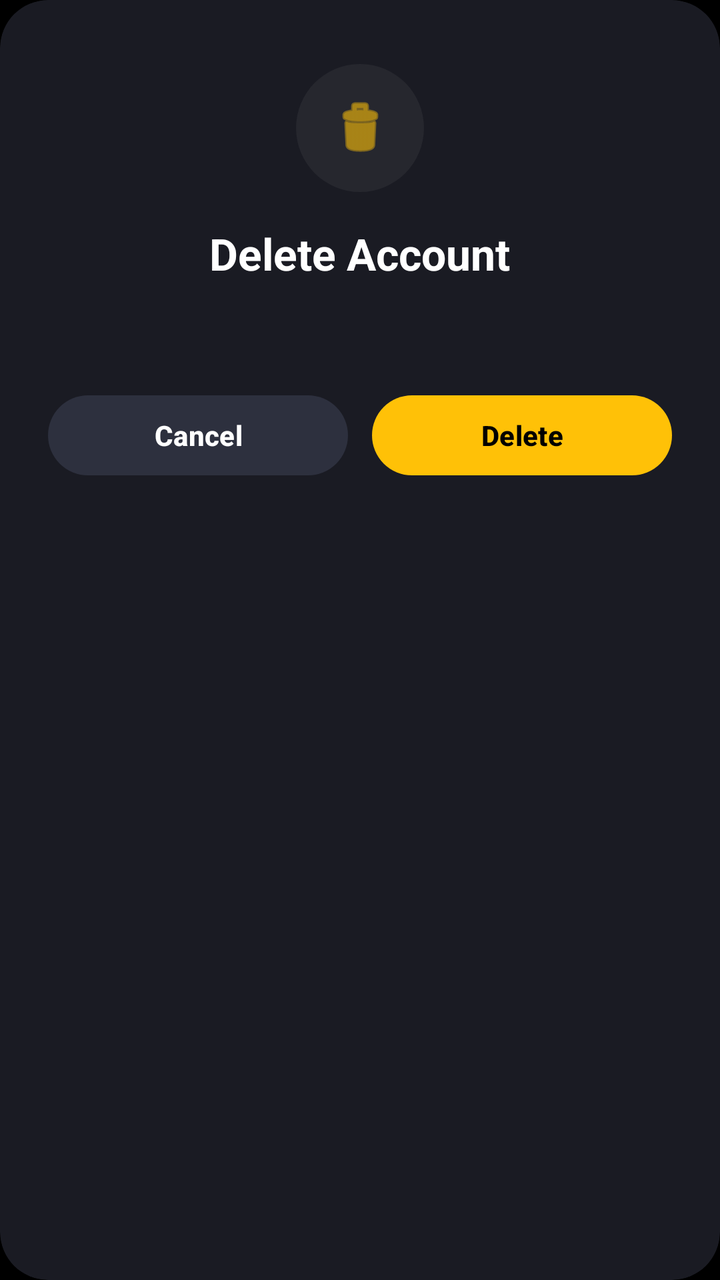
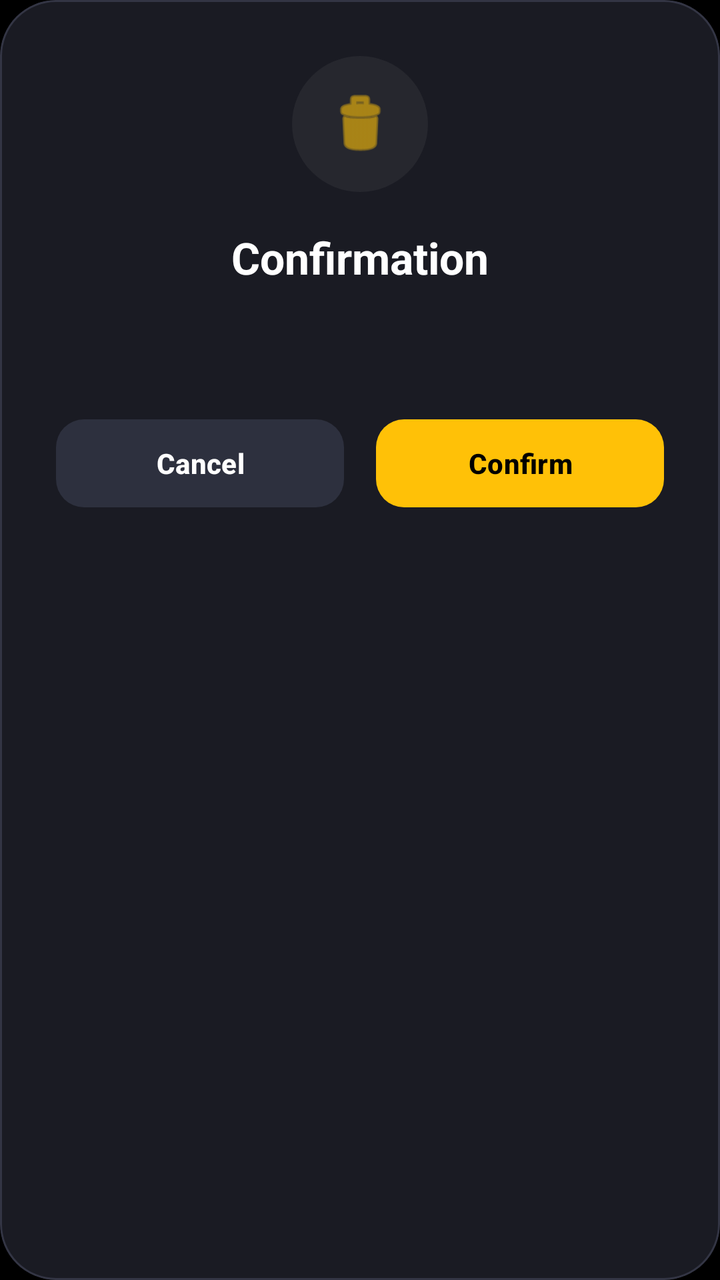

Two renders of the same Android screen: before a commit and after it. Below are the layout's source before the change and the commit's diff.
<!-- AndroidManifest.xml: application theme Theme.Moviebookingapp -->
<!-- res/layout/dialog_confirm_delete_staff.xml -->
<?xml version="1.0" encoding="utf-8"?>
<com.google.android.material.card.MaterialCardView xmlns:android="http://schemas.android.com/apk/res/android"
    xmlns:app="http://schemas.android.com/apk/res-auto"
    android:layout_width="320dp"
    android:layout_height="wrap_content"
    android:layout_gravity="center"
    app:cardBackgroundColor="@color/auto_color_1A1B23"
    app:cardCornerRadius="24dp"
    app:cardElevation="8dp"
    app:strokeWidth="0dp">

    <LinearLayout
        android:layout_width="match_parent"
        android:layout_height="wrap_content"
        android:gravity="center_horizontal"
        android:orientation="vertical"
        android:padding="24dp">

        
        <FrameLayout
            android:layout_width="64dp"
            android:layout_height="64dp"
            android:layout_marginTop="8dp"
            android:layout_marginBottom="16dp"
            android:background="@drawable/bg_circle_icon"
            android:padding="16dp">

            <ImageView
                android:layout_width="match_parent"
                android:layout_height="match_parent"
                android:src="@android:drawable/ic_menu_delete"
                app:tint="@color/yellow" />
        </FrameLayout>

        
        <TextView
            android:layout_width="wrap_content"
            android:layout_height="wrap_content"
            android:text="@string/auto_str_delete_account"
            android:textColor="@color/auto_color_FFFFFF"
            android:textSize="22sp"
            android:textStyle="bold"
            android:layout_marginBottom="8dp" />

        
        <TextView
            android:id="@+id/tvDeleteMessage"
            android:layout_width="match_parent"
            android:layout_height="wrap_content"
            android:gravity="center"
            android:textColor="@color/auto_color_BDBDBD"
            android:textSize="15sp"
            android:layout_marginBottom="24dp"
            android:lineSpacingMultiplier="1.2" />

        
        <LinearLayout
            android:layout_width="match_parent"
            android:layout_height="wrap_content"
            android:orientation="horizontal"
            android:weightSum="2">

            
            <com.google.android.material.button.MaterialButton
                android:id="@+id/btnCancelDelete"
                android:layout_width="0dp"
                android:layout_height="48dp"
                android:layout_weight="1"
                android:layout_marginEnd="6dp"
                android:text="@string/auto_str_cancel_1"
                android:textColor="@color/auto_color_FFFFFF"
                android:textSize="14sp"
                android:textStyle="bold"
                app:backgroundTint="@color/auto_color_2D303E"
                app:cornerRadius="24dp"
                style="@style/Widget.Material3.Button.TextButton" />

            
            <com.google.android.material.button.MaterialButton
                android:id="@+id/btnConfirmDelete"
                android:layout_width="0dp"
                android:layout_height="48dp"
                android:layout_weight="1"
                android:layout_marginStart="6dp"
                android:text="@string/auto_str_delete_1"
                android:textColor="@color/auto_color_000000"
                android:textSize="14sp"
                android:textStyle="bold"
                app:backgroundTint="@color/yellow"
                app:cornerRadius="24dp" />
        </LinearLayout>

    </LinearLayout>

</com.google.android.material.card.MaterialCardView>
<!-- resources referenced by this layout -->
<resources>
  <color name="auto_color_000000">#000000</color>
  <color name="auto_color_1A1B23">#1A1B23</color>
  <color name="auto_color_2D303E">#2D303E</color>
  <color name="auto_color_BDBDBD">#BDBDBD</color>
  <color name="auto_color_FFFFFF">#FFFFFF</color>
  <color name="yellow">#FFC107</color>
  <!-- drawable bg_circle_icon (drawable) -->
  <?xml version="1.0" encoding="utf-8"?>
  <shape xmlns:android="http://schemas.android.com/apk/res/android"
      android:shape="oval">
      <solid android:color="@color/auto_color_0DFFFFFF" />
  </shape>
  <string name="auto_str_cancel_1">Cancel</string>
  <string name="auto_str_delete_1">Delete</string>
  <string name="auto_str_delete_account">Delete Account</string>
  <style name="Theme.Moviebookingapp" parent="Base.Theme.Moviebookingapp" />
  <color name="auto_color_0DFFFFFF">#0DFFFFFF</color>
  <style name="Base.Theme.Moviebookingapp" parent="Theme.Material3.DayNight.NoActionBar">
          <item name="colorPrimary">@color/yellow</item>
          <item name="android:windowBackground">@color/background_black</item>
          <item name="android:statusBarColor">@color/background_black</item>
      </style>
  <color name="background_black">#FF000000</color>
</resources>

<!-- the commit's change to res/layout/dialog_confirm_delete_staff.xml (unified diff, before → after) -->
@@ -1,93 +1,98 @@
 <?xml version="1.0" encoding="utf-8"?>
 <com.google.android.material.card.MaterialCardView xmlns:android="http://schemas.android.com/apk/res/android"
     xmlns:app="http://schemas.android.com/apk/res-auto"
-    android:layout_width="320dp"
+    android:layout_width="480dp"
     android:layout_height="wrap_content"
     android:layout_gravity="center"
-    app:cardBackgroundColor="@color/auto_color_1A1B23"
-    app:cardCornerRadius="24dp"
-    app:cardElevation="8dp"
-    app:strokeWidth="0dp">
+    app:cardBackgroundColor="#1A1B23"
+    app:cardCornerRadius="28dp"
+    app:cardElevation="12dp"
+    app:strokeColor="#333544"
+    app:strokeWidth="1dp">
 
     <LinearLayout
         android:layout_width="match_parent"
         android:layout_height="wrap_content"
         android:gravity="center_horizontal"
         android:orientation="vertical"
-        android:padding="24dp">
+        android:padding="28dp">
 
         
         <FrameLayout
-            android:layout_width="64dp"
-            android:layout_height="64dp"
-            android:layout_marginTop="8dp"
-            android:layout_marginBottom="16dp"
+            android:layout_width="68dp"
+            android:layout_height="68dp"
+            android:layout_marginBottom="18dp"
             android:background="@drawable/bg_circle_icon"
             android:padding="16dp">
 
             <ImageView
+                android:id="@+id/ivDeleteIcon"
                 android:layout_width="match_parent"
                 android:layout_height="match_parent"
+                android:contentDescription="Icon"
                 android:src="@android:drawable/ic_menu_delete"
                 app:tint="@color/yellow" />
         </FrameLayout>
 
         
         <TextView
+            android:id="@+id/tvDeleteTitle"
             android:layout_width="wrap_content"
             android:layout_height="wrap_content"
-            android:text="@string/auto_str_delete_account"
-            android:textColor="@color/auto_color_FFFFFF"
+            android:layout_marginBottom="12dp"
+            android:text="@string/auto_str_confirmation"
+            android:textAlignment="center"
+            android:textColor="#FFFFFF"
             android:textSize="22sp"
-            android:textStyle="bold"
-            android:layout_marginBottom="8dp" />
+            android:textStyle="bold" />
 
         
         <TextView
             android:id="@+id/tvDeleteMessage"
             android:layout_width="match_parent"
             android:layout_height="wrap_content"
+            android:layout_marginBottom="30dp"
             android:gravity="center"
-            android:textColor="@color/auto_color_BDBDBD"
-            android:textSize="15sp"
-            android:layout_marginBottom="24dp"
-            android:lineSpacingMultiplier="1.2" />
+            android:lineSpacingMultiplier="1.2"
+            android:textColor="#BDBDBD"
+            android:textSize="15sp" />
 
         
         <LinearLayout
             android:layout_width="match_parent"
             android:layout_height="wrap_content"
-            android:orientation="horizontal"
-            android:weightSum="2">
+            android:orientation="horizontal">
 
             
             <com.google.android.material.button.MaterialButton
                 android:id="@+id/btnCancelDelete"
+                style="@style/Widget.Material3.Button.TonalButton"
                 android:layout_width="0dp"
-                android:layout_height="48dp"
+                android:layout_height="52dp"
+                android:layout_marginEnd="8dp"
                 android:layout_weight="1"
-                android:layout_marginEnd="6dp"
-                android:text="@string/auto_str_cancel_1"
-                android:textColor="@color/auto_color_FFFFFF"
+                android:padding="0dp"
+                android:text="@string/auto_str_cancel_dialog"
+                android:textColor="#FFFFFF"
                 android:textSize="14sp"
                 android:textStyle="bold"
-                app:backgroundTint="@color/auto_color_2D303E"
-                app:cornerRadius="24dp"
-                style="@style/Widget.Material3.Button.TextButton" />
+                app:backgroundTint="#2D303E"
+                app:cornerRadius="14dp" />
 
             
             <com.google.android.material.button.MaterialButton
                 android:id="@+id/btnConfirmDelete"
                 android:layout_width="0dp"
-                android:layout_height="48dp"
+                android:layout_height="52dp"
+                android:layout_marginStart="8dp"
                 android:layout_weight="1"
-                android:layout_marginStart="6dp"
-                android:text="@string/auto_str_delete_1"
-                android:textColor="@color/auto_color_000000"
+                android:padding="0dp"
+                android:text="@string/auto_str_confirm_dialog"
+                android:textColor="#000000"
                 android:textSize="14sp"
                 android:textStyle="bold"
                 app:backgroundTint="@color/yellow"
-                app:cornerRadius="24dp" />
+                app:cornerRadius="14dp" />
         </LinearLayout>
 
     </LinearLayout>
<!-- resource entries referenced after the edit -->
@@ -1,10 +1,5 @@
 <!-- resources referenced by this layout -->
 <resources>
-  <color name="auto_color_000000">#000000</color>
-  <color name="auto_color_1A1B23">#1A1B23</color>
-  <color name="auto_color_2D303E">#2D303E</color>
-  <color name="auto_color_BDBDBD">#BDBDBD</color>
-  <color name="auto_color_FFFFFF">#FFFFFF</color>
   <color name="yellow">#FFC107</color>
   <!-- drawable bg_circle_icon (drawable) -->
   <?xml version="1.0" encoding="utf-8"?>
@@ -12,9 +7,9 @@
       android:shape="oval">
       <solid android:color="@color/auto_color_0DFFFFFF" />
   </shape>
-  <string name="auto_str_cancel_1">Cancel</string>
-  <string name="auto_str_delete_1">Delete</string>
-  <string name="auto_str_delete_account">Delete Account</string>
+  <string name="auto_str_cancel_dialog">Cancel</string>
+  <string name="auto_str_confirm_dialog">Confirm</string>
+  <string name="auto_str_confirmation">Confirmation</string>
   <style name="Theme.Moviebookingapp" parent="Base.Theme.Moviebookingapp" />
   <color name="auto_color_0DFFFFFF">#0DFFFFFF</color>
   <style name="Base.Theme.Moviebookingapp" parent="Theme.Material3.DayNight.NoActionBar">
